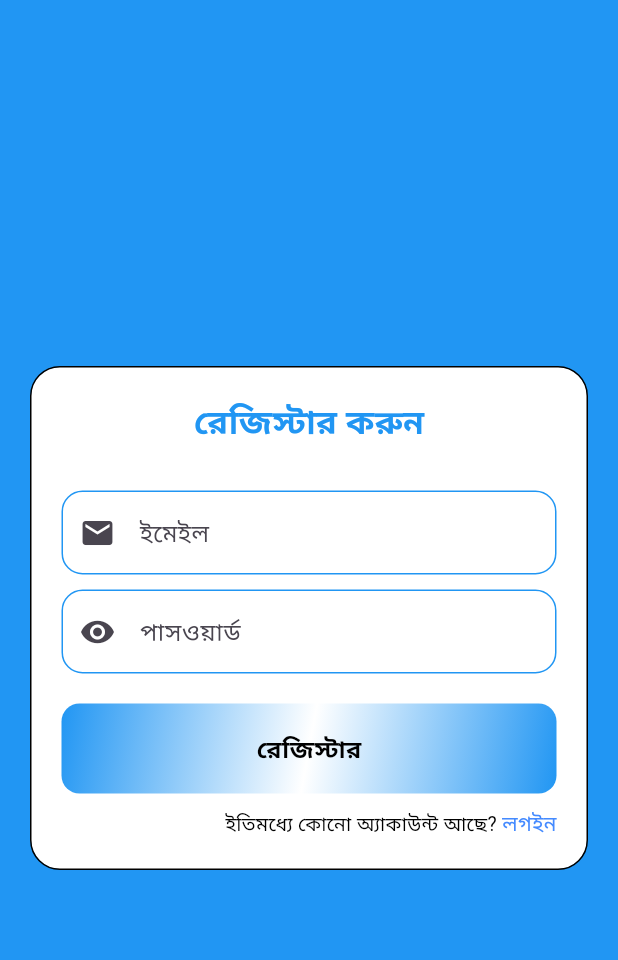
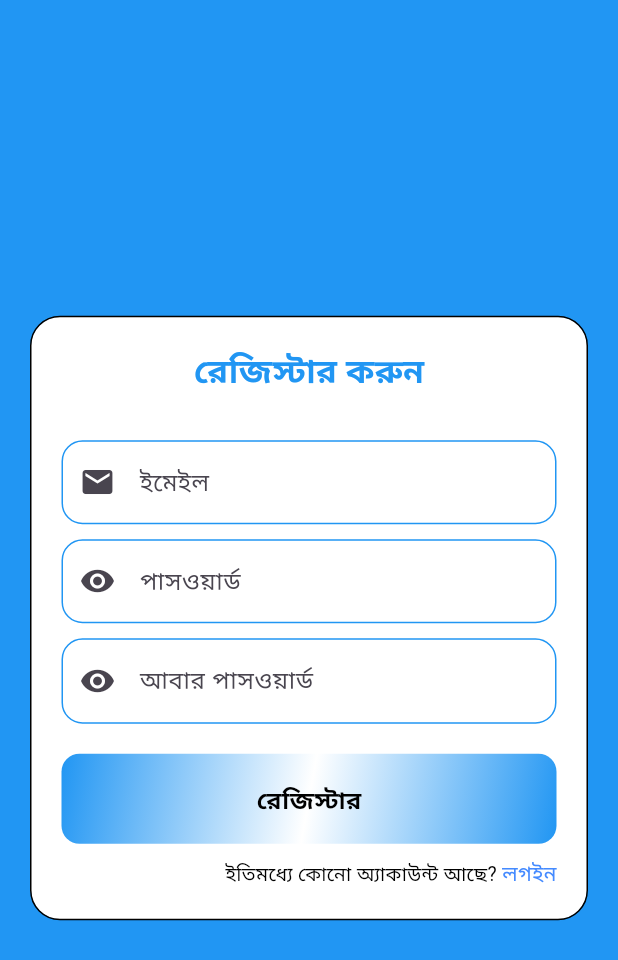
Before and after one commit to alazad214/Praner-Mart, a Flutter app: the Ragistation screen opened directly, on a phone screen of 412 x 824 dp. Shown: the top 960 px of the screen. Run offline on Flutter 3.47's test engine with Material 3 defaults, Android fonts, the phone set to English and light mode, and no system bars; our stand-ins replace get, lottie.

```diff
--- a/lib/auth/registation.dart
+++ b/lib/auth/registation.dart
@@ -21,7 +21,8 @@ class Ragistation extends StatelessWidget {
               children: [
                 Center(
                   child: Container(
-                    padding: EdgeInsets.symmetric(vertical: 20, horizontal: 20),
+                    padding: const EdgeInsets.symmetric(
+                        vertical: 20, horizontal: 20),
                     width: double.infinity,
                     decoration: BoxDecoration(
                         color: Colors.white,
@@ -50,10 +51,18 @@ class Ragistation extends StatelessWidget {
                               hinttext: "পাসওয়ার্ড",
                               obscuretext: true,
                             ),
+                            SizedBox(height: 10),
+                            CustomformField(
+                              prefixicon: Icons.remove_red_eye_sharp,
+                              hinttext: "আবার পাসওয়ার্ড",
+                              obscuretext: true,
+                            ),
                           ],
                         ),
                         SizedBox(height: 20),
-                        CustomButton(),
+                        CustomButton(
+                          text: "রেজিস্টার",
+                        ),
                         SizedBox(height: 10),
                         Row(
                           mainAxisAlignment: MainAxisAlignment.end,
--- a/lib/widgets/custom_button.dart
+++ b/lib/widgets/custom_button.dart
@@ -2,7 +2,8 @@ import 'package:flutter/material.dart';
 import 'package:flutter/widgets.dart';
 
 class CustomButton extends StatelessWidget {
-  const CustomButton({super.key});
+  const CustomButton({super.key, this.text});
+  final text;
 
   @override
   Widget build(BuildContext context) {
@@ -23,8 +24,8 @@ class CustomButton extends StatelessWidget {
           ),
           borderRadius: BorderRadius.circular(12),
         ),
-        child: const Text(
-          "রেজিস্টার",
+        child:  Text(
+          text,
           style: TextStyle(
               color: Colors.black, fontSize: 16, fontWeight: FontWeight.bold),
         ),
```
Also changed, not shown: lib/auth/login.dart (+67 -1 lines).
